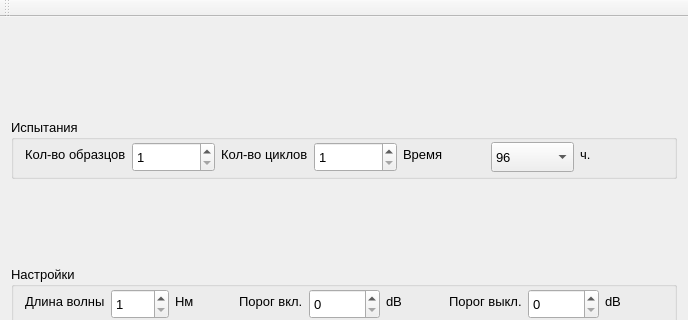
This is Izluchatel/principalwindow.ui in reinerwaldmann/Izluchatel as Qt 5 draws it before an edit; both pictures show x 0 to 688 and y 0 to 320 of the 688 by 549 pixel window. The edited form follows.
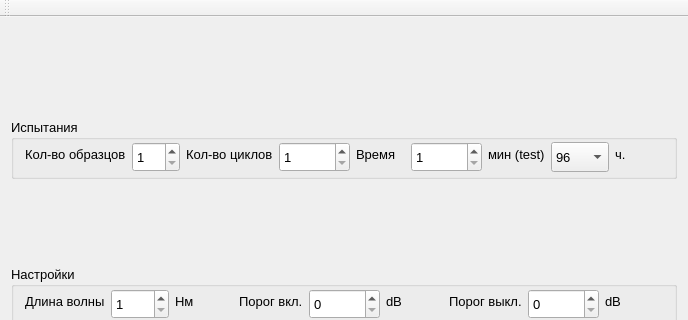
This is the edited form.

```diff
--- a/Izluchatel/principalwindow.ui
+++ b/Izluchatel/principalwindow.ui
@@ -103,6 +103,29 @@
          </property>
         </widget>
        </item>
+       <item>
+        <widget class="QSpinBox" name="spinBoxNumMins">
+         <property name="minimumSize">
+          <size>
+           <width>0</width>
+           <height>30</height>
+          </size>
+         </property>
+         <property name="minimum">
+          <number>1</number>
+         </property>
+         <property name="maximum">
+          <number>1000000000</number>
+         </property>
+        </widget>
+       </item>
+       <item>
+        <widget class="QLabel" name="label_11">
+         <property name="text">
+          <string>мин (test)</string>
+         </property>
+        </widget>
+       </item>
        <item>
         <widget class="QComboBox" name="comboBoxTime">
          <property name="minimumSize">
```
